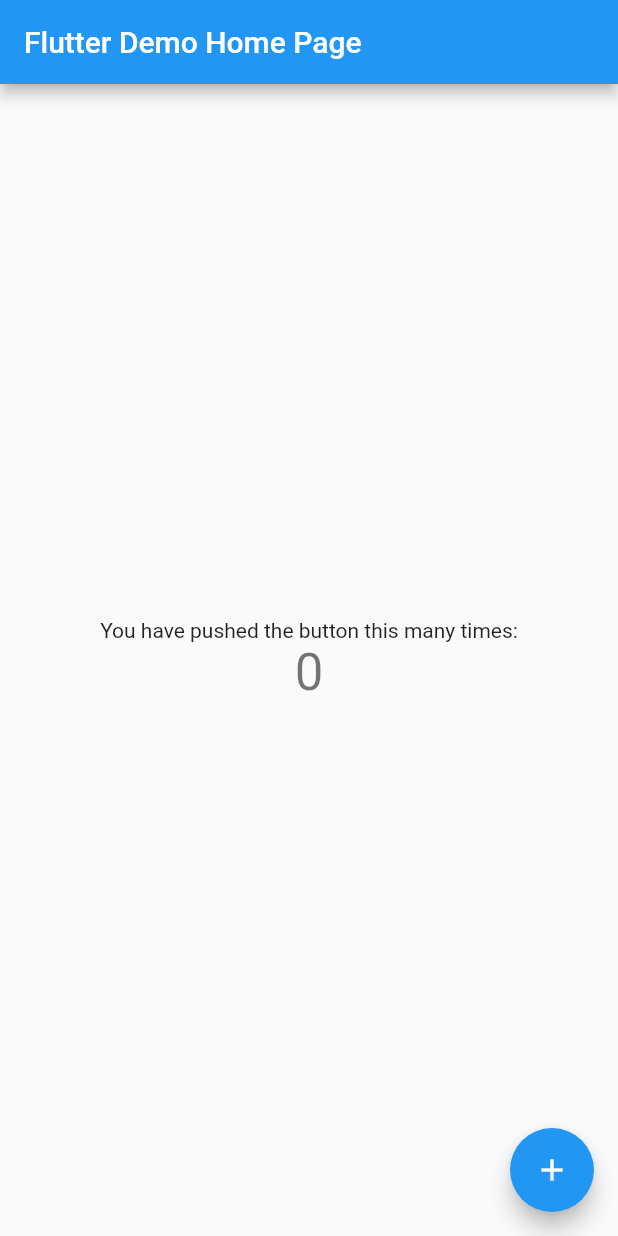
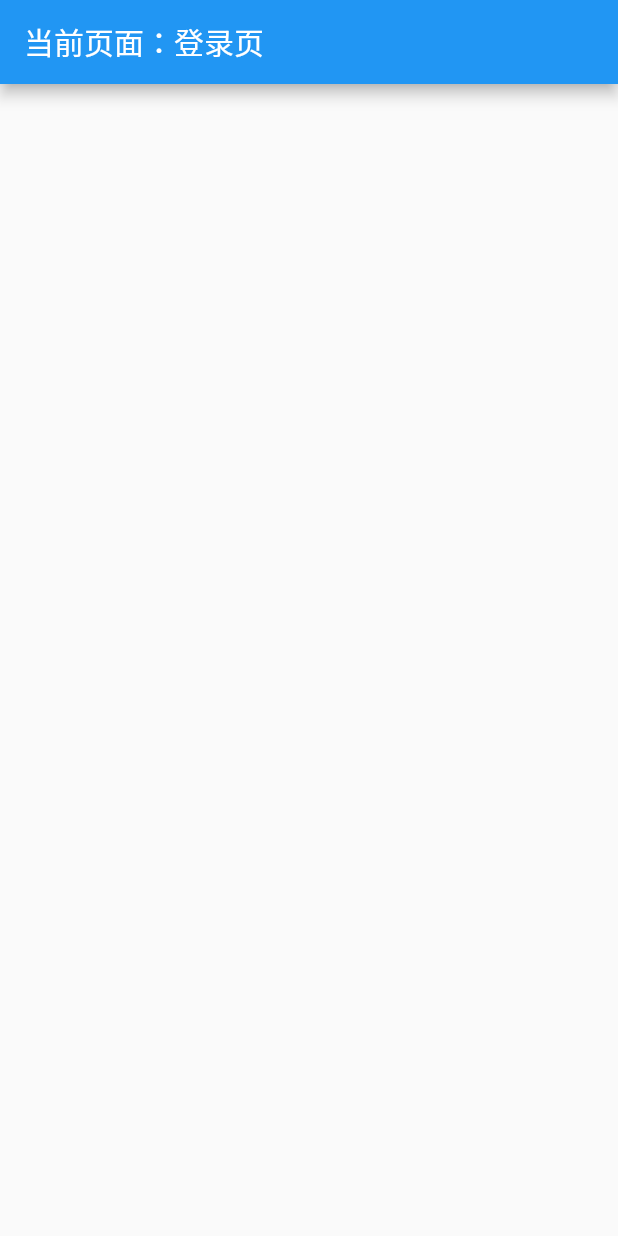
Before and after one commit to ArdWang/hook_up_rent, a Flutter app: the screen it shows after launch, on a phone screen of 412 x 824 dp. Run offline on Flutter 3.47's test engine with Material 2 defaults, Android fonts, the phone set to English and light mode, and no system bars.

Commit message:
update rnd

```diff
--- /dev/null
+++ b/lib/application.dart
@@ -0,0 +1,13 @@
+import 'package:flutter/material.dart';
+import 'package:hook_up_rent/pages/login.dart';
+
+class Application extends StatelessWidget {
+  Application();
+
+  @override
+  Widget build(BuildContext context) {
+    return MaterialApp(
+      home: LoginPage(),
+    );
+  }
+}
--- /dev/null
+++ b/lib/home/index.dart
@@ -0,0 +1,17 @@
+import 'package:flutter/material.dart';
+import 'package:hook_up_rent/widgets/page_content.dart';
+
+
+class HomePage extends StatelessWidget {
+
+  HomePage();
+
+  @override
+  Widget build(BuildContext context) {
+    return Container(
+      child: PageContent(
+        '首页'
+      ),
+    );
+  }
+}
--- a/lib/main.dart
+++ b/lib/main.dart
@@ -1,117 +1,6 @@
 import 'package:flutter/material.dart';
+import 'package:hook_up_rent/application.dart';
 
 void main() {
-  runApp(MyApp());
+  runApp(Application());
 }
-
-class MyApp extends StatelessWidget {
-  // This widget is the root of your application.
-  @override
-  Widget build(BuildContext context) {
-    return MaterialApp(
-      title: 'Flutter Demo',
-      theme: ThemeData(
-        // This is the theme of your application.
-        //
-        // Try running your application with "flutter run". You'll see the
-        // application has a blue toolbar. Then, without quitting the app, try
-        // changing the primarySwatch below to Colors.green and then invoke
-        // "hot reload" (press "r" in the console where you ran "flutter run",
-        // or simply save your changes to "hot reload" in a Flutter IDE).
-        // Notice that the counter didn't reset back to zero; the application
-        // is not restarted.
-        primarySwatch: Colors.blue,
-        // This makes the visual density adapt to the platform that you run
-        // the app on. For desktop platforms, the controls will be smaller and
-        // closer together (more dense) than on mobile platforms.
-        visualDensity: VisualDensity.adaptivePlatformDensity,
-      ),
-      home: MyHomePage(title: 'Flutter Demo Home Page'),
-    );
-  }
-}
-
-class MyHomePage extends StatefulWidget {
-  MyHomePage({Key key, this.title}) : super(key: key);
-
-  // This widget is the home page of your application. It is stateful, meaning
-  // that it has a State object (defined below) that contains fields that affect
-  // how it looks.
-
-  // This class is the configuration for the state. It holds the values (in this
-  // case the title) provided by the parent (in this case the App widget) and
-  // used by the build method of the State. Fields in a Widget subclass are
-  // always marked "final".
-
-  final String title;
-
-  @override
-  _MyHomePageState createState() => _MyHomePageState();
-}
-
-class _MyHomePageState extends State<MyHomePage> {
-  int _counter = 0;
-
-  void _incrementCounter() {
-    setState(() {
-      // This call to setState tells the Flutter framework that something has
-      // changed in this State, which causes it to rerun the build method below
-      // so that the display can reflect the updated values. If we changed
-      // _counter without calling setState(), then the build method would not be
-      // called again, and so nothing would appear to happen.
-      _counter++;
-    });
-  }
-
-  @override
-  Widget build(BuildContext context) {
-    // This method is rerun every time setState is called, for instance as done
-    // by the _incrementCounter method above.
-    //
-    // The Flutter framework has been optimized to make rerunning build methods
-    // fast, so that you can just rebuild anything that needs updating rather
-    // than having to individually change instances of widgets.
-    return Scaffold(
-      appBar: AppBar(
-        // Here we take the value from the MyHomePage object that was created by
-        // the App.build method, and use it to set our appbar title.
-        title: Text(widget.title),
-      ),
-      body: Center(
-        // Center is a layout widget. It takes a single child and positions it
-        // in the middle of the parent.
-        child: Column(
-          // Column is also a layout widget. It takes a list of children and
-          // arranges them vertically. By default, it sizes itself to fit its
-          // children horizontally, and tries to be as tall as its parent.
-          //
-          // Invoke "debug painting" (press "p" in the console, choose the
-          // "Toggle Debug Paint" action from the Flutter Inspector in Android
-          // Studio, or the "Toggle Debug Paint" command in Visual Studio Code)
-          // to see the wireframe for each widget.
-          //
-          // Column has various properties to control how it sizes itself and
-          // how it positions its children. Here we use mainAxisAlignment to
-          // center the children vertically; the main axis here is the vertical
-          // axis because Columns are vertical (the cross axis would be
-          // horizontal).
-          mainAxisAlignment: MainAxisAlignment.center,
-          children: <Widget>[
-            Text(
-              'You have pushed the button this many times:',
-            ),
-            Text(
-              '$_counter',
-              style: Theme.of(context).textTheme.headline4,
-            ),
-          ],
-        ),
-      ),
-      floatingActionButton: FloatingActionButton(
-        onPressed: _incrementCounter,
-        tooltip: 'Increment',
-        child: Icon(Icons.add),
-      ), // This trailing comma makes auto-formatting nicer for build methods.
-    );
-  }
-}
--- /dev/null
+++ b/lib/pages/login.dart
@@ -0,0 +1,17 @@
+import 'package:flutter/material.dart';
+import 'package:hook_up_rent/widgets/page_content.dart';
+
+
+class LoginPage extends StatelessWidget {
+
+  LoginPage();
+
+  @override
+  Widget build(BuildContext context) {
+    return Container(
+      child: PageContent(
+        '登录页'
+      ),
+    );
+  }
+}
--- /dev/null
+++ b/lib/widgets/page_content.dart
@@ -0,0 +1,18 @@
+import 'package:flutter/material.dart';
+
+
+class PageContent extends StatelessWidget {
+
+  final String name;
+
+  PageContent(this.name);
+
+  @override
+  Widget build(BuildContext context) {
+    return Scaffold(
+      appBar: AppBar(
+        title: Text('当前页面：${name}'),
+      ),
+    );
+  }
+}
--- a/pubspec.yaml
+++ b/pubspec.yaml
@@ -28,6 +28,7 @@ dependencies:
   # The following adds the Cupertino Icons font to your application.
   # Use with the CupertinoIcons class for iOS style icons.
   cupertino_icons: ^0.1.3
+  fluro: "^1.6.3"
 
 dev_dependencies:
   flutter_test:
```
Also changed, not shown: pubspec.lock, 1 other file.
